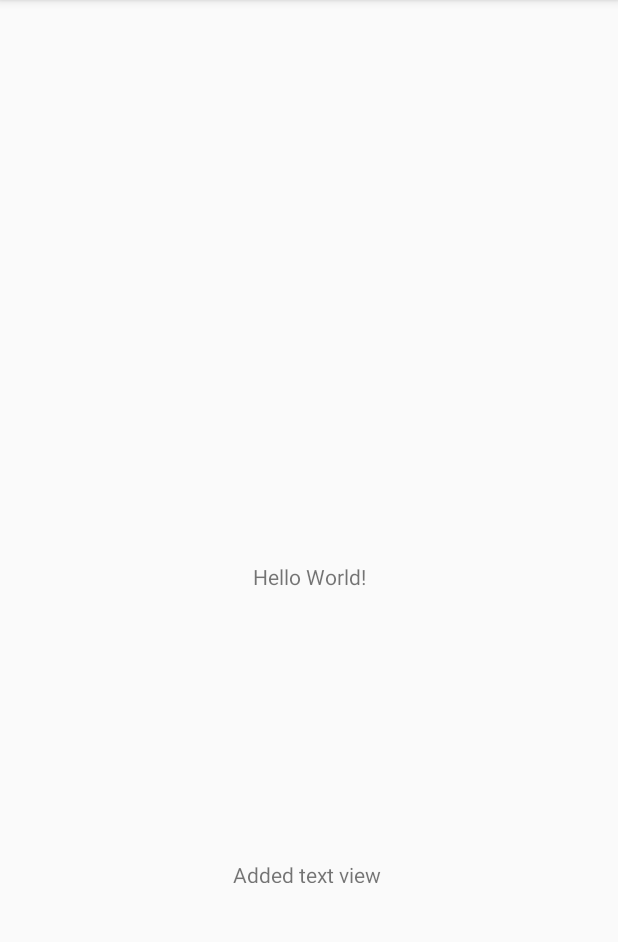
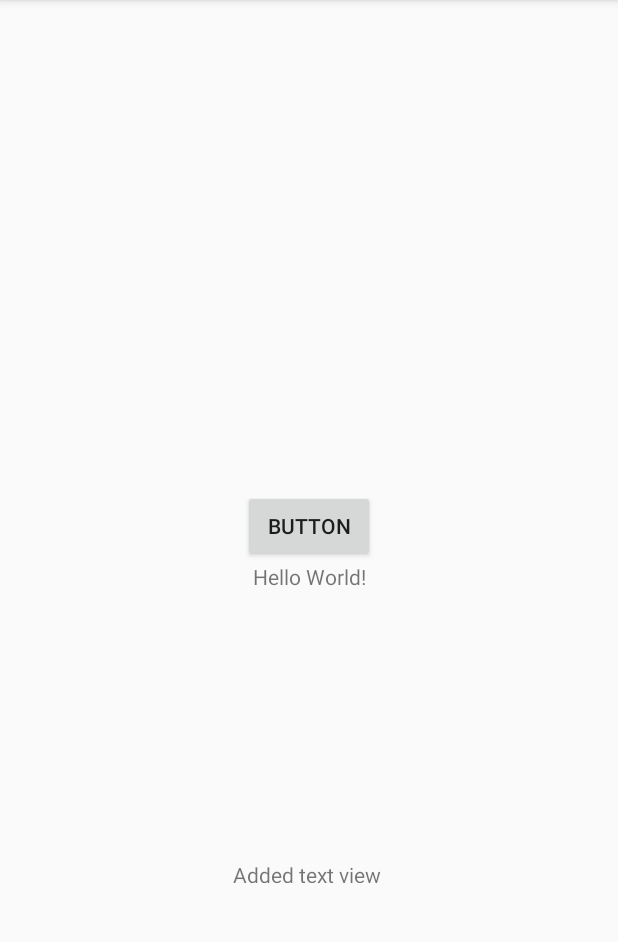
Before and after one commit to roguecat0/Android-Git-Test, an Android app: the screen it shows after launch (MainActivity), on a phone screen of 412 x 824 dp, the part 84-1026 px from its top. Run offline under Robolectric (Android 15) with nearby library versions, the phone set to English and light mode, and no system bars.

Commit message:
added new button

```diff
--- a/app/src/main/res/layout/activity_main.xml
+++ b/app/src/main/res/layout/activity_main.xml
@@ -26,4 +26,13 @@
         app:layout_constraintStart_toStartOf="parent"
         app:layout_constraintTop_toBottomOf="@+id/textView2" />
 
+    <Button
+        android:id="@+id/button"
+        android:layout_width="wrap_content"
+        android:layout_height="wrap_content"
+        android:text="Button"
+        app:layout_constraintBottom_toTopOf="@+id/textView2"
+        app:layout_constraintEnd_toEndOf="parent"
+        app:layout_constraintStart_toStartOf="parent" />
+
 </androidx.constraintlayout.widget.ConstraintLayout>
```
